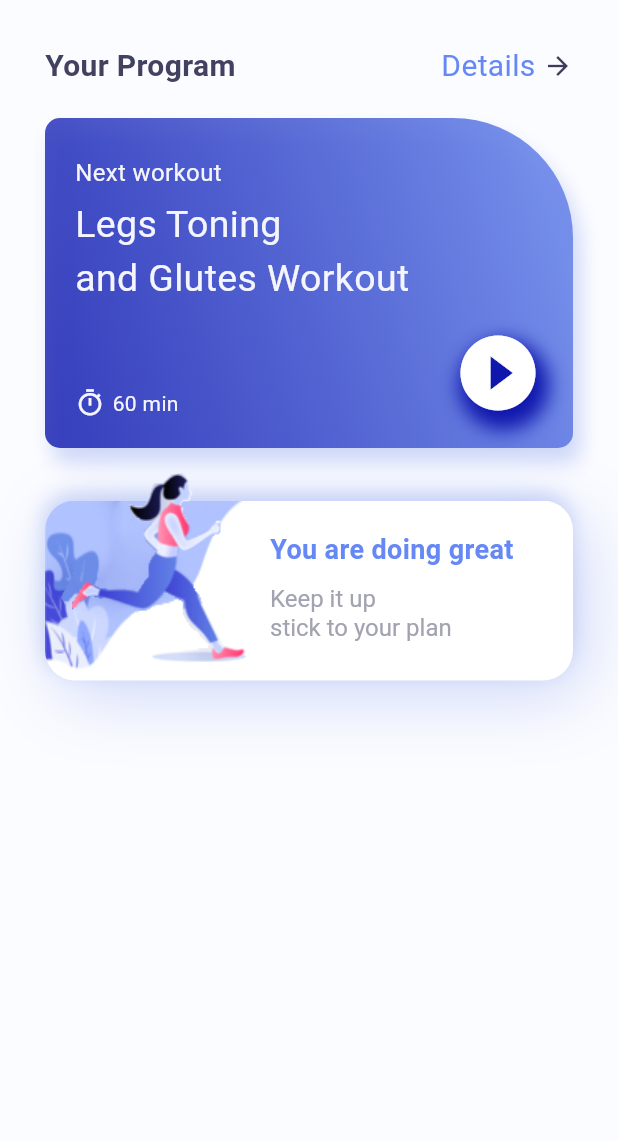
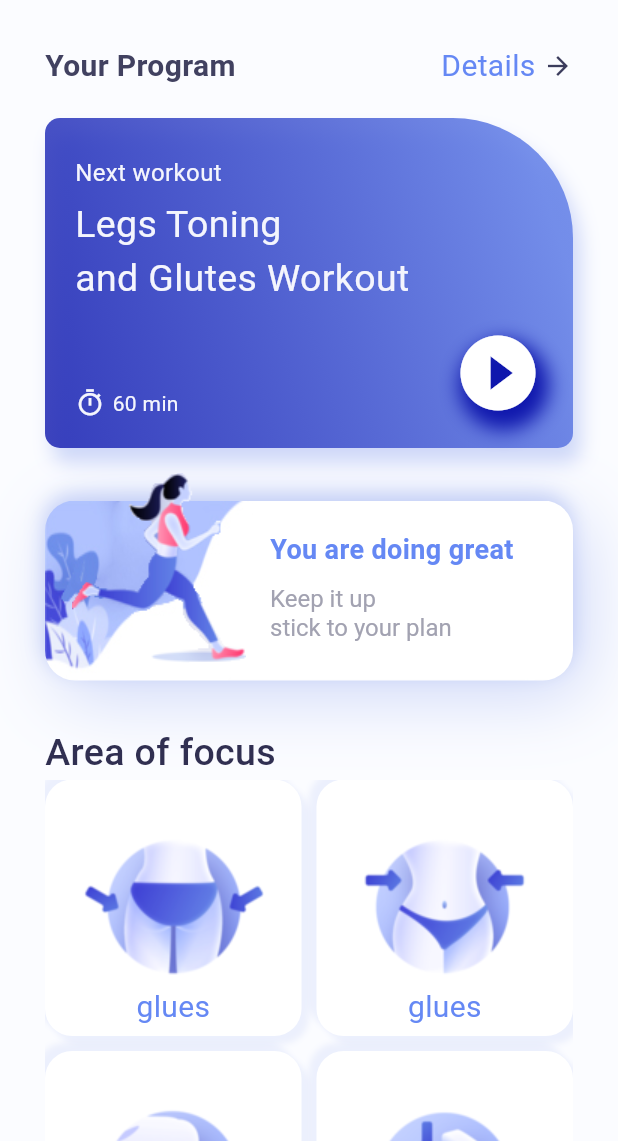
Before and after one commit to mmohammadmfallahm02/training_app, a Flutter app: the screen it shows after launch, on a phone screen of 412 x 824 dp, the part 95-1236 px from its top. Run offline on Flutter 3.47's test engine with Material 2 defaults, Android fonts, the phone set to English and light mode, and no system bars; our stand-ins replace get.

Commit message:
create gridview homepage

```diff
--- a/lib/home_page.dart
+++ b/lib/home_page.dart
@@ -239,10 +239,59 @@ class HomePage extends StatelessWidget {
                                 ]),
                           ),
                         ]),
-                  )
+                  ),
                 ],
               ),
-            )
+            ),
+            Row(
+              children: [
+                Text(
+                  'Area of focus',
+                  style: TextStyle(
+                      fontWeight: FontWeight.w500,
+                      color: AppColor.homePageTitle,
+                      fontSize: 25),
+                  textAlign: TextAlign.center,
+                )
+              ],
+            ),
+            Expanded(
+                child: GridView.builder(
+              itemBuilder: (context, index) => Container(
+                height: 70,
+                width: 70,
+                padding:EdgeInsets.only(bottom: 5),
+                decoration: BoxDecoration(
+                    color: Colors.white,
+                    borderRadius: BorderRadius.circular(18),
+                    boxShadow: [
+                      BoxShadow(
+                          color: AppColor.gradientSecond.withOpacity(0.1),
+                          blurRadius: 3,
+                          offset: const Offset(5, 5)),
+                      BoxShadow(
+                          color: AppColor.gradientSecond.withOpacity(0.1),
+                          blurRadius: 3,
+                          offset: const Offset(-5, -5))
+                    ],
+                    image: DecorationImage(
+                        image: AssetImage('assets/images/ex${index + 1}.png'))),
+                child: Center(
+                  child: Align(
+                    alignment: Alignment.bottomCenter,
+                    child: Text(
+                      'glues',
+                      style:
+                          TextStyle(fontSize: 20, color: AppColor.homePageDetail),
+                    ),
+                  ),
+                ),
+              ),
+              scrollDirection: Axis.vertical,
+              itemCount: 4,
+              gridDelegate: const SliverGridDelegateWithFixedCrossAxisCount(
+                  crossAxisCount: 2, mainAxisSpacing: 10, crossAxisSpacing: 10),
+            ))
           ],
         )),
       ),
```
